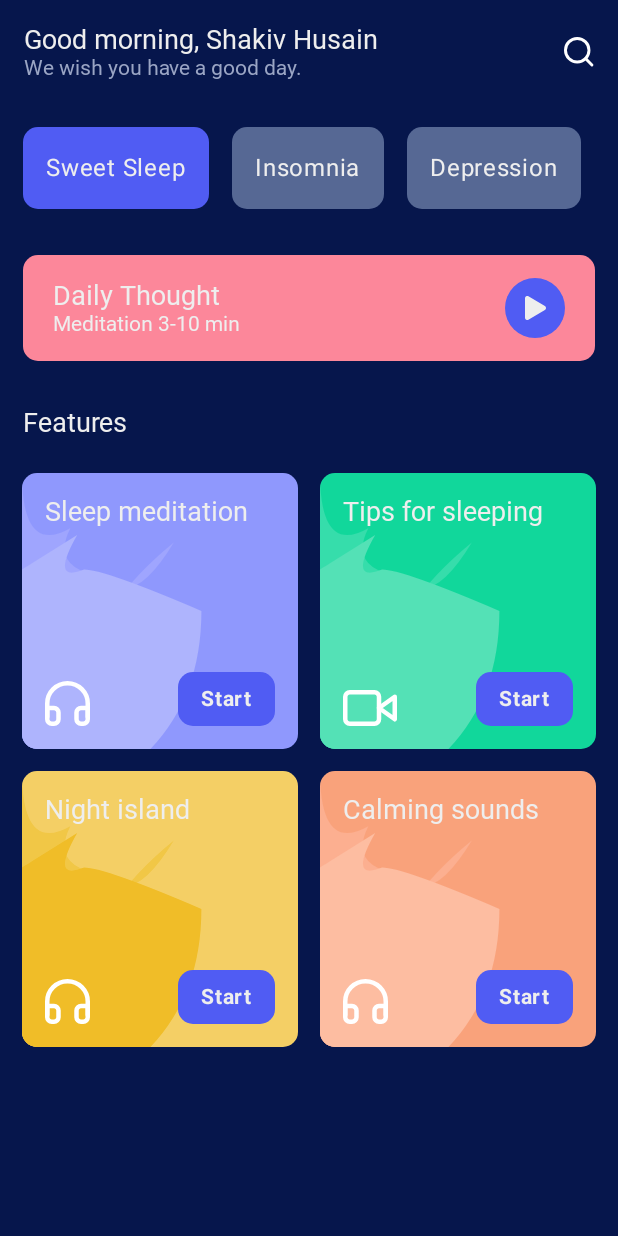
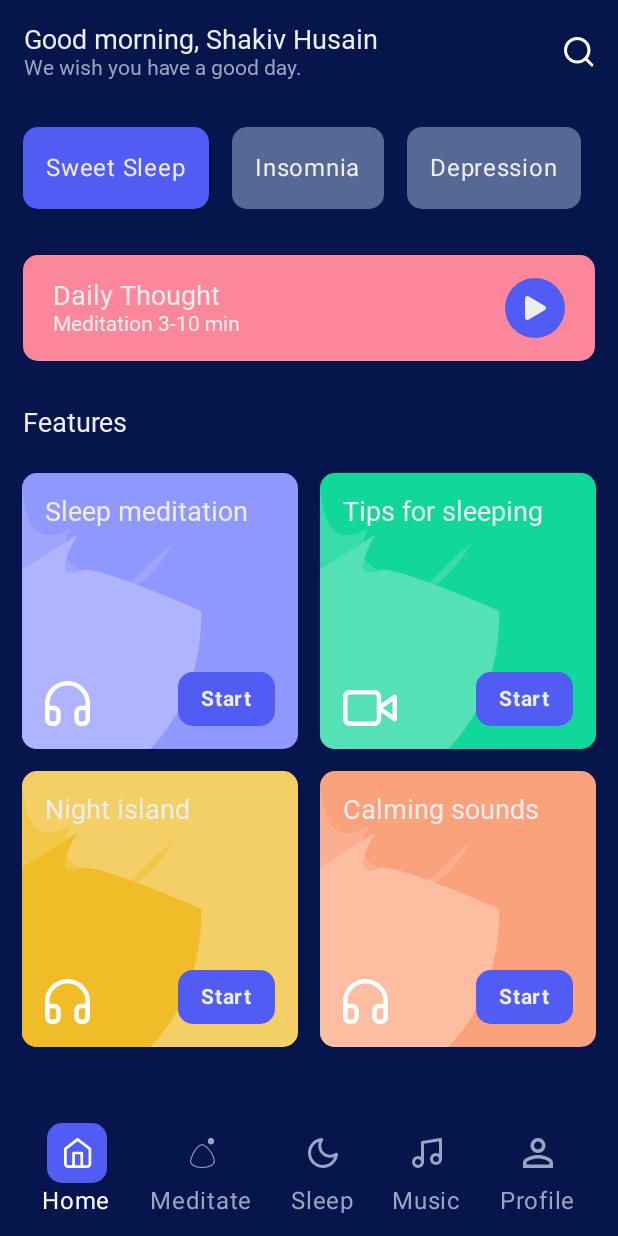
Before and after one commit to shakivhussain/MeditationApp, an Android app built with Jetpack Compose: the screen it shows after launch (MainActivity), on a phone screen of 412 x 824 dp. Run offline under Robolectric (Android 15) with nearby library versions, the phone set to English and light mode, and no system bars; Roboto replaces fonts that are not available here.

Commit message:
✅ Complete Code

```diff
--- a/app/src/main/java/com/shakiv/husain/meditationapp/data/model/BottomMenuContent.kt
+++ b/app/src/main/java/com/shakiv/husain/meditationapp/data/model/BottomMenuContent.kt
@@ -3,6 +3,6 @@ package com.shakiv.husain.meditationapp.data.model
 import androidx.annotation.DrawableRes
 
 data class BottomMenuContent(
-    val title: String = "",
-    @DrawableRes val iconId: Int? = 0
+    val title: String,
+    @DrawableRes val iconId: Int
 )
--- a/app/src/main/java/com/shakiv/husain/meditationapp/ui/screen/HomeScreen.kt
+++ b/app/src/main/java/com/shakiv/husain/meditationapp/ui/screen/HomeScreen.kt
@@ -8,12 +8,14 @@ import androidx.compose.foundation.layout.Arrangement
 import androidx.compose.foundation.layout.Box
 import androidx.compose.foundation.layout.BoxWithConstraints
 import androidx.compose.foundation.layout.Column
+import androidx.compose.foundation.layout.IntrinsicSize
 import androidx.compose.foundation.layout.PaddingValues
 import androidx.compose.foundation.layout.Row
 import androidx.compose.foundation.layout.aspectRatio
 import androidx.compose.foundation.layout.fillMaxHeight
 import androidx.compose.foundation.layout.fillMaxSize
 import androidx.compose.foundation.layout.fillMaxWidth
+import androidx.compose.foundation.layout.height
 import androidx.compose.foundation.layout.padding
 import androidx.compose.foundation.layout.size
 import androidx.compose.foundation.lazy.LazyRow
@@ -44,17 +46,18 @@ import androidx.compose.ui.unit.sp
 import com.shakiv.husain.meditationapp.R
 import com.shakiv.husain.meditationapp.data.model.BottomMenuContent
 import com.shakiv.husain.meditationapp.data.model.Feature
+import com.shakiv.husain.meditationapp.ui.theme.AquaBlue
 import com.shakiv.husain.meditationapp.ui.theme.ButtonBlue
 import com.shakiv.husain.meditationapp.ui.theme.DarkerButtonBlue
 import com.shakiv.husain.meditationapp.ui.theme.DeepBlue
 import com.shakiv.husain.meditationapp.ui.theme.LightRed
 import com.shakiv.husain.meditationapp.ui.theme.TextWhite
+import com.shakiv.husain.meditationapp.utils.Data.getBottomMenuList
 import com.shakiv.husain.meditationapp.utils.Data.getChipList
 import com.shakiv.husain.meditationapp.utils.Data.getFeaturedList
 import com.shakiv.husain.meditationapp.utils.standardQuadFromTo
 
 @Preview(showBackground = true)
-
 @Composable fun HomeScreen() {
 
     var chipList by remember {
@@ -77,10 +80,83 @@ import com.shakiv.husain.meditationapp.utils.standardQuadFromTo
             CurrentMeditation()
             FeaturedSection(featureList = getFeaturedList())
 
+            BottomMenu(items = getBottomMenuList())
+
         }
     }
 }
 
+
+@Composable
+fun BottomMenu(
+    items: List<BottomMenuContent>,
+    modifier: Modifier = Modifier,
+    activeHighlightColor: Color = ButtonBlue,
+    activeTextColor: Color = Color.White,
+    inactiveTextColor: Color = AquaBlue,
+    initialSelectedItemIndex: Int = 0
+) {
+    var selectedItemIndex by remember {
+        mutableStateOf(initialSelectedItemIndex)
+    }
+    Row(
+        horizontalArrangement = Arrangement.SpaceAround,
+        verticalAlignment = Alignment.CenterVertically,
+        modifier = modifier
+            .fillMaxWidth()
+            .background(DeepBlue)
+            .padding(15.dp)
+    ) {
+        items.forEachIndexed { index, item ->
+            BottomMenuItem(
+                item = item,
+                isSelected = index == selectedItemIndex,
+                activeHighlightColor = activeHighlightColor,
+                activeTextColor = activeTextColor,
+                inactiveTextColor = inactiveTextColor
+            ) {
+                selectedItemIndex = index
+            }
+        }
+    }
+}
+
+@Composable
+fun BottomMenuItem(
+    item: BottomMenuContent,
+    isSelected: Boolean = false,
+    activeHighlightColor: Color = ButtonBlue,
+    activeTextColor: Color = Color.White,
+    inactiveTextColor: Color = AquaBlue,
+    onItemClick: () -> Unit
+) {
+    Column(
+        horizontalAlignment = Alignment.CenterHorizontally,
+        verticalArrangement = Arrangement.Center,
+        modifier = Modifier.clickable {
+            onItemClick()
+        }
+    ) {
+        Box(
+            contentAlignment = Alignment.Center,
+            modifier = Modifier
+                .clip(RoundedCornerShape(10.dp))
+                .background(if (isSelected) activeHighlightColor else Color.Transparent)
+                .padding(10.dp)
+        ) {
+            Icon(
+                painter = painterResource(id = item.iconId),
+                contentDescription = item.title,
+                tint = if (isSelected) activeTextColor else inactiveTextColor,
+                modifier = Modifier.size(20.dp)
+            )
+        }
+        Text(
+            text = item.title,
+            color = if(isSelected) activeTextColor else inactiveTextColor
+        )
+    }
+}
 
 @Composable fun GreetingSection(name: String = "Shakiv Husain") {
 
@@ -187,7 +263,11 @@ import com.shakiv.husain.meditationapp.utils.standardQuadFromTo
 @Composable
 fun FeaturedSection(featureList: List<Feature>) {
 
-    Column(modifier = Modifier.fillMaxWidth()) {
+    Column(
+        modifier = Modifier
+            .fillMaxWidth()
+            .fillMaxHeight(0.84f)
+    ) {
         Text(
             text = "Features",
             style = MaterialTheme.typography.headlineMedium,
@@ -196,7 +276,7 @@ fun FeaturedSection(featureList: List<Feature>) {
 
         LazyVerticalGrid(
             columns = GridCells.Fixed(2),
-            contentPadding = PaddingValues(start = 7.5.dp, end = 7.5.dp, bottom = 100.dp),
+            contentPadding = PaddingValues(start = 7.5.dp, end = 7.5.dp, bottom = 10.dp),
             modifier = Modifier.fillMaxHeight()
         ) {
             items(featureList.size) { index ->
--- a/app/src/main/java/com/shakiv/husain/meditationapp/utils/Data.kt
+++ b/app/src/main/java/com/shakiv/husain/meditationapp/utils/Data.kt
@@ -1,6 +1,7 @@
 package com.shakiv.husain.meditationapp.utils
 
 import com.shakiv.husain.meditationapp.R
+import com.shakiv.husain.meditationapp.data.model.BottomMenuContent
 import com.shakiv.husain.meditationapp.data.model.Feature
 import com.shakiv.husain.meditationapp.ui.theme.Beige1
 import com.shakiv.husain.meditationapp.ui.theme.Beige2
@@ -53,4 +54,15 @@ object Data {
             )
         )
     }
+
+    fun getBottomMenuList(): List<BottomMenuContent> {
+
+        return listOf(
+            BottomMenuContent(title = "Home", R.drawable.ic_home),
+            BottomMenuContent(title = "Meditate", R.drawable.ic_bubble),
+            BottomMenuContent(title = "Sleep", R.drawable.ic_moon),
+            BottomMenuContent(title = "Music", R.drawable.ic_music),
+            BottomMenuContent(title = "Profile", R.drawable.ic_profile)
+        )
+    }
 }
```
